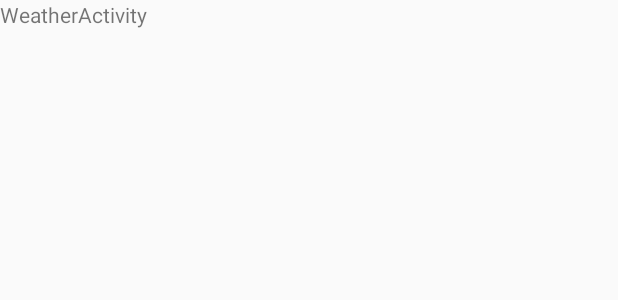
After one commit to huyhandes/androiddev2020, an Android app: the layout fragment_forecast.xml on its own in the app's theme, with its tools: preview values and no code run, on a phone screen of 412 x 824 dp. The commit adds this screen. Shown: the top 300 px of the screen. Run offline under Robolectric (Android 15) with nearby library versions, the light colour scheme and no system bars.

Commit message:
update labwork 3

```diff
--- a/app/src/main/java/vn/edu/usth/weatheractivity/WeatherActivity.java
+++ b/app/src/main/java/vn/edu/usth/weatheractivity/WeatherActivity.java
@@ -1,6 +1,8 @@
 package vn.edu.usth.weatheractivity;
 
 import androidx.appcompat.app.AppCompatActivity;
+import androidx.fragment.app.FragmentManager;
+import androidx.fragment.app.FragmentTransaction;
 
 import android.os.Bundle;
 import android.util.Log;
@@ -14,6 +16,8 @@ public class WeatherActivity extends AppCompatActivity {
         super.onCreate(savedInstanceState);
         setContentView(R.layout.activity_weather);
         Log.i(TAG, "On Create .....");
+        ForecastFragment firstFragment = new ForecastFragment();
+        getSupportFragmentManager().beginTransaction().add(R.id.container, firstFragment).commit();
     }
     /* (non-Javadoc)
      * @see android.app.Activity#onDestroy()
--- a/app/src/main/res/layout/activity_weather.xml
+++ b/app/src/main/res/layout/activity_weather.xml
@@ -4,6 +4,7 @@
     xmlns:tools="http://schemas.android.com/tools"
     android:layout_width="match_parent"
     android:layout_height="match_parent"
+    android:id="@+id/container"
     tools:context=".WeatherActivity">
 
 </androidx.constraintlayout.widget.ConstraintLayout>
--- /dev/null
+++ b/app/src/main/res/layout/fragment_forecast.xml
@@ -0,0 +1,14 @@
+<?xml version="1.0" encoding="utf-8"?>
+<FrameLayout xmlns:android="http://schemas.android.com/apk/res/android"
+    xmlns:tools="http://schemas.android.com/tools"
+    android:layout_width="match_parent"
+    android:layout_height="match_parent"
+    tools:context=".ForecastFragment">
+
+    <!-- TODO: Update blank fragment layout -->
+    <TextView
+        android:layout_width="match_parent"
+        android:layout_height="match_parent"
+        android:text="@string/app_name" />
+
+</FrameLayout>
--- a/app/src/main/res/values/strings.xml
+++ b/app/src/main/res/values/strings.xml
@@ -1,3 +1,6 @@
 <resources>
     <string name="app_name">WeatherActivity</string>
+
+    <!-- TODO: Remove or change this placeholder text -->
+    <string name="hello_blank_fragment">Hello blank fragment</string>
 </resources>
```
Also changed, not shown: app/src/main/java/vn/edu/usth/weatheractivity/ForecastFragment.java (added, +22 -0 lines), app/src/main/res/layout/activity_main.xml (deleted, +0 -18 lines).
